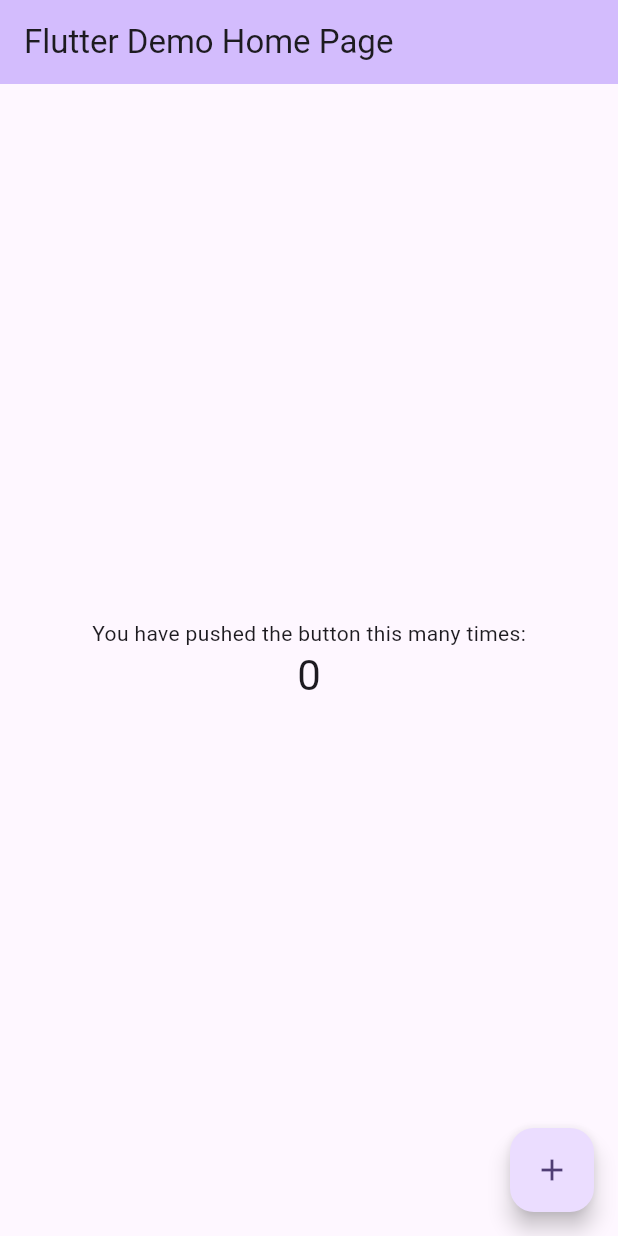
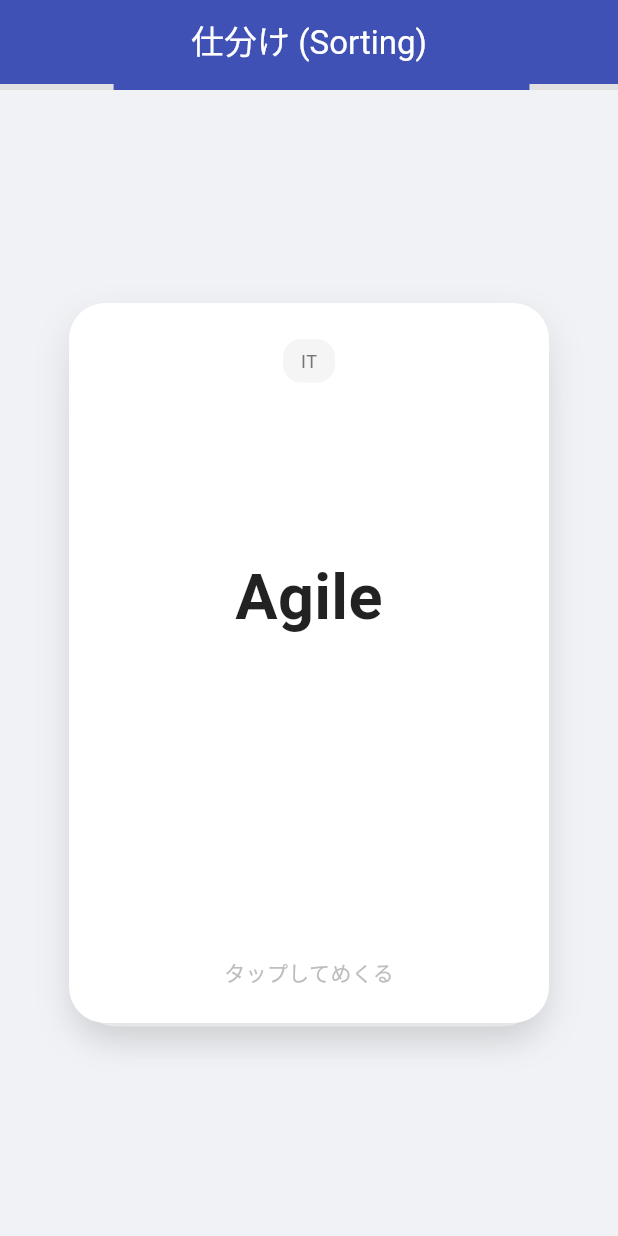
Before and after one commit to think1207/LearningEnglish, a Flutter app: the screen it shows after launch, on a phone screen of 412 x 824 dp. Run offline on Flutter 3.47's test engine with Material 3 defaults, Android fonts, the phone set to English and light mode, and no system bars.

Commit message:
Feature/vocablary card (#1)
* Added vacab card functionality

* Replace duplicated function to latest one

```diff
--- /dev/null
+++ b/lib/data_models.dart
@@ -0,0 +1,30 @@
+// ----------------------------------------------------------------------
+// 1. Data Models (DB設計に基づいた簡易モデル)
+// ----------------------------------------------------------------------
+
+enum WordStatus { fresh, learning, mastered }
+
+/*
+ * Data Models (The simple model based on DB design)
+ */
+class WordCard {
+  final String id;
+  final String text; // English
+  final String meaning; // Japanese
+  final String category; // Terminology, jargon, etc...
+
+  // Learning State
+  WordStatus status;
+
+  // 3 times to the right for counting masters etc.
+  int proficiency;
+
+  WordCard({
+    required this.id,
+    required this.text,
+    required this.meaning,
+    required this.category,
+    this.status = WordStatus.fresh,
+    this.proficiency = 0,
+  });
+}
--- a/lib/main.dart
+++ b/lib/main.dart
@@ -1,4 +1,6 @@
 import 'package:flutter/material.dart';
+
+import './screens/learning_session_screen.dart';
 
 void main() {
   runApp(const MyApp());
@@ -7,116 +9,16 @@ void main() {
 class MyApp extends StatelessWidget {
   const MyApp({super.key});
 
-  // This widget is the root of your application.
   @override
   Widget build(BuildContext context) {
     return MaterialApp(
-      title: 'Flutter Demo',
+      title: 'Vocab Swipe MVP',
       theme: ThemeData(
-        // This is the theme of your application.
-        //
-        // TRY THIS: Try running your application with "flutter run". You'll see
-        // the application has a purple toolbar. Then, without quitting the app,
-        // try changing the seedColor in the colorScheme below to Colors.green
-        // and then invoke "hot reload" (save your changes or press the "hot
-        // reload" button in a Flutter-supported IDE, or press "r" if you used
-        // the command line to start the app).
-        //
-        // Notice that the counter didn't reset back to zero; the application
-        // state is not lost during the reload. To reset the state, use hot
-        // restart instead.
-        //
-        // This works for code too, not just values: Most code changes can be
-        // tested with just a hot reload.
-        colorScheme: .fromSeed(seedColor: Colors.deepPurple),
+        primarySwatch: Colors.indigo,
+        useMaterial3: true,
+        scaffoldBackgroundColor: const Color(0xFFF0F2F5),
       ),
-      home: const MyHomePage(title: 'Flutter Demo Home Page'),
+      home: const LearningSessionScreen(),
     );
   }
 }
-
-class MyHomePage extends StatefulWidget {
-  const MyHomePage({super.key, required this.title});
-
-  // This widget is the home page of your application. It is stateful, meaning
-  // that it has a State object (defined below) that contains fields that affect
-  // how it looks.
-
-  // This class is the configuration for the state. It holds the values (in this
-  // case the title) provided by the parent (in this case the App widget) and
-  // used by the build method of the State. Fields in a Widget subclass are
-  // always marked "final".
-
-  final String title;
-
-  @override
-  State<MyHomePage> createState() => _MyHomePageState();
-}
-
-class _MyHomePageState extends State<MyHomePage> {
-  int _counter = 0;
-
-  void _incrementCounter() {
-    setState(() {
-      // This call to setState tells the Flutter framework that something has
-      // changed in this State, which causes it to rerun the build method below
-      // so that the display can reflect the updated values. If we changed
-      // _counter without calling setState(), then the build method would not be
-      // called again, and so nothing would appear to happen.
-      _counter++;
-    });
-  }
-
-  @override
-  Widget build(BuildContext context) {
-    // This method is rerun every time setState is called, for instance as done
-    // by the _incrementCounter method above.
-    //
-    // The Flutter framework has been optimized to make rerunning build methods
-    // fast, so that you can just rebuild anything that needs updating rather
-    // than having to individually change instances of widgets.
-    return Scaffold(
-      appBar: AppBar(
-        // TRY THIS: Try changing the color here to a specific color (to
-        // Colors.amber, perhaps?) and trigger a hot reload to see the AppBar
-        // change color while the other colors stay the same.
-        backgroundColor: Theme.of(context).colorScheme.inversePrimary,
-        // Here we take the value from the MyHomePage object that was created by
-        // the App.build method, and use it to set our appbar title.
-        title: Text(widget.title),
-      ),
-      body: Center(
-        // Center is a layout widget. It takes a single child and positions it
-        // in the middle of the parent.
-        child: Column(
-          // Column is also a layout widget. It takes a list of children and
-          // arranges them vertically. By default, it sizes itself to fit its
-          // children horizontally, and tries to be as tall as its parent.
-          //
-          // Column has various properties to control how it sizes itself and
-          // how it positions its children. Here we use mainAxisAlignment to
-          // center the children vertically; the main axis here is the vertical
-          // axis because Columns are vertical (the cross axis would be
-          // horizontal).
-          //
-          // TRY THIS: Invoke "debug painting" (choose the "Toggle Debug Paint"
-          // action in the IDE, or press "p" in the console), to see the
-          // wireframe for each widget.
-          mainAxisAlignment: .center,
-          children: [
-            const Text('You have pushed the button this many times:'),
-            Text(
-              '$_counter',
-              style: Theme.of(context).textTheme.headlineMedium,
-            ),
-          ],
-        ),
-      ),
-      floatingActionButton: FloatingActionButton(
-        onPressed: _incrementCounter,
-        tooltip: 'Increment',
-        child: const Icon(Icons.add),
-      ),
-    );
-  }
-}
--- /dev/null
+++ b/lib/mock_data.dart
@@ -0,0 +1,20 @@
+import './data_models.dart';
+
+// Mock Data
+final List<WordCard> initialData = [
+  WordCard(id: '1', text: 'Agile', meaning: '俊敏な / アジャイル開発', category: 'IT'),
+  WordCard(
+    id: '2',
+    text: 'Consensus',
+    meaning: '合意 / 総意',
+    category: 'Business',
+  ),
+  WordCard(id: '3', text: 'Legacy', meaning: '遺産 / (IT)古いシステム', category: 'IT'),
+  WordCard(
+    id: '4',
+    text: 'Stakeholder',
+    meaning: '利害関係者',
+    category: 'Business',
+  ),
+  WordCard(id: '5', text: 'Scalability', meaning: '拡張性', category: 'IT'),
+];
--- /dev/null
+++ b/lib/screens/learning_session_screen.dart
@@ -0,0 +1,274 @@
+import 'package:flutter/material.dart';
+
+import '../data_models.dart';
+import '../mock_data.dart';
+import '../widgets/word_card.dart';
+
+enum SessionPhase { sorting, reviewReady, review, completed }
+
+class LearningSessionScreen extends StatefulWidget {
+  const LearningSessionScreen({super.key});
+
+  @override
+  State<LearningSessionScreen> createState() => _LearningSessionScreenState();
+}
+
+class _LearningSessionScreenState extends State<LearningSessionScreen> {
+  List<WordCard> _currentQueue = [];
+  final List<WordCard> _retryList = [];
+  final List<WordCard> _knownList = [];
+
+  SessionPhase _phase = SessionPhase.sorting;
+  bool _isAnswerVisible = false;
+
+  @override
+  void initState() {
+    super.initState();
+    _currentQueue = List.from(initialData);
+  }
+
+  void _toggleCard() {
+    setState(() {
+      _isAnswerVisible = !_isAnswerVisible;
+    });
+  }
+
+  void _onSwiped(bool isRight) {
+    if (_currentQueue.isEmpty) return;
+
+    final currentCard = _currentQueue.first;
+
+    setState(() {
+      if (isRight) {
+        _knownList.add(currentCard);
+      } else {
+        _retryList.add(currentCard);
+      }
+
+      _currentQueue.removeAt(0);
+      _isAnswerVisible = false;
+
+      _checkPhaseTransition();
+    });
+  }
+
+  void _checkPhaseTransition() {
+    if (_currentQueue.isNotEmpty) return;
+
+    if (_phase == SessionPhase.sorting) {
+      if (_retryList.isNotEmpty) {
+        setState(() {
+          _phase = SessionPhase.reviewReady;
+        });
+      } else {
+        setState(() {
+          _phase = SessionPhase.completed;
+        });
+      }
+    } else if (_phase == SessionPhase.review) {
+      if (_retryList.isNotEmpty) {
+        ScaffoldMessenger.of(context).showSnackBar(
+          const SnackBar(
+            content: Text('間違えた単語をもう一度！'),
+            duration: Duration(seconds: 1),
+          ),
+        );
+        setState(() {
+          _currentQueue = List.from(_retryList);
+          _currentQueue.shuffle();
+          _retryList.clear();
+        });
+      } else {
+        setState(() {
+          _phase = SessionPhase.completed;
+        });
+      }
+    }
+  }
+
+  void _startReview() {
+    setState(() {
+      _phase = SessionPhase.review;
+      _currentQueue = List.from(_retryList);
+      _retryList.clear();
+    });
+  }
+
+  void _resetSession() {
+    setState(() {
+      _phase = SessionPhase.sorting;
+      _currentQueue = List.from(initialData);
+      _knownList.clear();
+      _retryList.clear();
+      _isAnswerVisible = false;
+    });
+  }
+
+  @override
+  Widget build(BuildContext context) {
+    return Scaffold(
+      appBar: AppBar(
+        title: Text(_getAppBarTitle()),
+        backgroundColor: _getAppBarColor(),
+        foregroundColor: Colors.white,
+        centerTitle: true,
+      ),
+      body: SafeArea(
+        child: Column(
+          children: [
+            if (_phase == SessionPhase.sorting || _phase == SessionPhase.review)
+              LinearProgressIndicator(
+                value: _phase == SessionPhase.review
+                    ? (_currentQueue.isEmpty ? 1.0 : 0.5)
+                    : null,
+                backgroundColor: Colors.grey.shade300,
+                color: _getAppBarColor(),
+              ),
+            Expanded(child: _buildBodyContent()),
+          ],
+        ),
+      ),
+    );
+  }
+
+  String _getAppBarTitle() {
+    switch (_phase) {
+      case SessionPhase.sorting:
+        return '仕分け (Sorting)';
+      case SessionPhase.reviewReady:
+        return '準備完了';
+      case SessionPhase.review:
+        return '復習 (Review)';
+      case SessionPhase.completed:
+        return '完了';
+    }
+  }
+
+  Color _getAppBarColor() {
+    switch (_phase) {
+      case SessionPhase.sorting:
+        return Colors.indigo;
+      case SessionPhase.reviewReady:
+        return Colors.orange;
+      case SessionPhase.review:
+        return Colors.deepOrange;
+      case SessionPhase.completed:
+        return Colors.green;
+    }
+  }
+
+  Widget _buildBodyContent() {
+    switch (_phase) {
+      case SessionPhase.sorting:
+      case SessionPhase.review:
+        return _buildCardStack();
+      case SessionPhase.reviewReady:
+        return _buildReviewReadyScreen();
+      case SessionPhase.completed:
+        return _buildCompletedScreen();
+    }
+  }
+
+  Widget _buildCardStack() {
+    if (_currentQueue.isEmpty) {
+      return const Center(child: Text('Loading'));
+    }
+
+    final topCardData = _currentQueue.first;
+    final secondCardData = _currentQueue.length > 1 ? _currentQueue[1] : null;
+
+    return Center(
+      child: Stack(
+        alignment: Alignment.center,
+        children: [
+          if (secondCardData != null)
+            Transform.scale(
+              scale: 0.95,
+              child: Transform.translate(
+                offset: const Offset(0, 15),
+                child: Opacity(
+                  opacity: 0.6,
+                  child: StaticCard(card: secondCardData, isVisible: false),
+                ),
+              ),
+            ),
+          SwipeableCard(
+            key: ValueKey(topCardData.id),
+            card: topCardData,
+            isAnswerVisible: _isAnswerVisible,
+            onTap: _toggleCard,
+            onSwiped: _onSwiped,
+          ),
+        ],
+      ),
+    );
+  }
+
+  Widget _buildReviewReadyScreen() {
+    return Center(
+      child: Padding(
+        padding: const EdgeInsets.all(32.0),
+        child: Column(
+          mainAxisAlignment: MainAxisAlignment.center,
+          children: [
+            const Icon(Icons.repeat, size: 80, color: Colors.orange),
+            const SizedBox(height: 24),
+            const Text(
+              '仕分け完了！',
+              style: TextStyle(fontSize: 24, fontWeight: FontWeight.bold),
+            ),
+            const SizedBox(height: 16),
+            Text(
+              "「知らない」と答えた ${_retryList.length}個の単語を\n覚えるまで繰り返します。",
+              textAlign: TextAlign.center,
+              style: const TextStyle(fontSize: 16, color: Colors.black54),
+            ),
+            const SizedBox(height: 40),
+            ElevatedButton(
+              onPressed: _startReview,
+              style: ElevatedButton.styleFrom(
+                backgroundColor: Colors.orange,
+                foregroundColor: Colors.white,
+                padding: const EdgeInsets.symmetric(
+                  horizontal: 40,
+                  vertical: 16,
+                ),
+                textStyle: const TextStyle(
+                  fontSize: 18,
+                  fontWeight: FontWeight.bold,
+                ),
+              ),
+              child: const Text("復習スタート"),
+            ),
+          ],
+        ),
+      ),
+    );
+  }
+
+  Widget _buildCompletedScreen() {
+    return Center(
+      child: Column(
+        mainAxisAlignment: MainAxisAlignment.center,
+        children: [
+          const Icon(Icons.check_circle, size: 80, color: Colors.green),
+          const SizedBox(height: 24),
+          const Text(
+            "本日の学習終了！",
+            style: TextStyle(fontSize: 24, fontWeight: FontWeight.bold),
+          ),
+          const SizedBox(height: 16),
+          Text(
+            "合計学習数: ${_knownList.length + _retryList.length}単語",
+            style: const TextStyle(fontSize: 16, color: Colors.black54),
+          ),
+          const SizedBox(height: 40),
+          OutlinedButton(
+            onPressed: _resetSession,
+            child: const Text("最初に戻る (デバッグ用)"),
+          ),
+        ],
+      ),
+    );
+  }
+}
--- /dev/null
+++ b/lib/widgets/word_card.dart
@@ -0,0 +1,126 @@
+import 'package:flutter/material.dart';
+
+import '../data_models.dart';
+
+class SwipeableCard extends StatelessWidget {
+  final WordCard card;
+  final bool isAnswerVisible;
+  final VoidCallback onTap;
+  final Function(bool isRight) onSwiped;
+
+  const SwipeableCard({
+    super.key,
+    required this.card,
+    required this.isAnswerVisible,
+    required this.onTap,
+    required this.onSwiped,
+  });
+
+  @override
+  Widget build(BuildContext context) {
+    return Draggable(
+      feedback: Transform.rotate(
+        angle: 0.1,
+        child: Material(
+          color: Colors.transparent,
+          child: StaticCard(card: card, isVisible: isAnswerVisible),
+        ),
+      ),
+      childWhenDragging: Container(),
+      onDragEnd: (details) {
+        if (details.offset.dx > 100) {
+          onSwiped(true);
+        } else if (details.offset.dx < -100) {
+          onSwiped(false);
+        }
+      },
+      child: GestureDetector(
+        onTap: onTap,
+        child: StaticCard(card: card, isVisible: isAnswerVisible),
+      ),
+    );
+  }
+}
+
+class StaticCard extends StatelessWidget {
+  final WordCard card;
+  final bool isVisible;
+
+  const StaticCard({super.key, required this.card, required this.isVisible});
+
+  @override
+  Widget build(BuildContext context) {
+    return Container(
+      width: 320,
+      height: 480,
+      padding: const EdgeInsets.all(24),
+      decoration: BoxDecoration(
+        color: Colors.white,
+        borderRadius: BorderRadius.circular(24),
+        boxShadow: [
+          BoxShadow(
+            color: Colors.black.withValues(alpha: 0.1),
+            blurRadius: 20,
+            offset: const Offset(0, 10),
+          ),
+        ],
+      ),
+      child: Column(
+        mainAxisAlignment: MainAxisAlignment.center,
+        children: [
+          Container(
+            padding: const EdgeInsets.symmetric(horizontal: 12, vertical: 6),
+            decoration: BoxDecoration(
+              color: Colors.grey[100],
+              borderRadius: BorderRadius.circular(12),
+            ),
+            child: Text(
+              card.category,
+              style: TextStyle(color: Colors.grey[600], fontSize: 12),
+            ),
+          ),
+          const Spacer(),
+          Text(
+            card.text,
+            style: const TextStyle(
+              fontSize: 42,
+              fontWeight: FontWeight.bold,
+              color: Colors.black87,
+            ),
+            textAlign: TextAlign.center,
+          ),
+          const SizedBox(height: 20),
+          AnimatedOpacity(
+            opacity: isVisible ? 1.0 : 0.0,
+            duration: const Duration(milliseconds: 300),
+            child: Column(
+              children: [
+                const Divider(height: 40),
+                Text(
+                  card.meaning,
+                  style: const TextStyle(
+                    fontSize: 24,
+                    color: Colors.black54,
+                    fontWeight: FontWeight.w500,
+                  ),
+                  textAlign: TextAlign.center,
+                ),
+              ],
+            ),
+          ),
+          const Spacer(),
+          if (!isVisible)
+            Text("タップしてめくる", style: TextStyle(color: Colors.grey[400]))
+          else
+            Row(
+              mainAxisAlignment: MainAxisAlignment.spaceBetween,
+              children: [
+                Text("← 知らない", style: TextStyle(color: Colors.red[300])),
+                Text("知ってる →", style: TextStyle(color: Colors.green[300])),
+              ],
+            ),
+        ],
+      ),
+    );
+  }
+}
```
